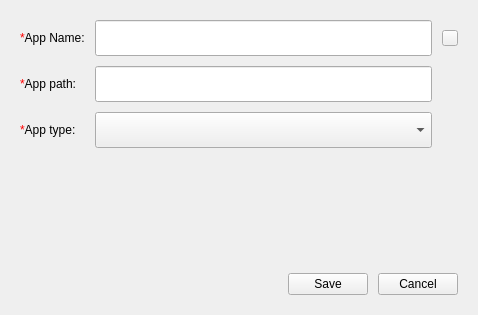
Above: src/pages/container/container-manager/container-app-operate-dialog.ui from openeuler-mirror/ks-scmc-gui before the change. Below: the same form after it.
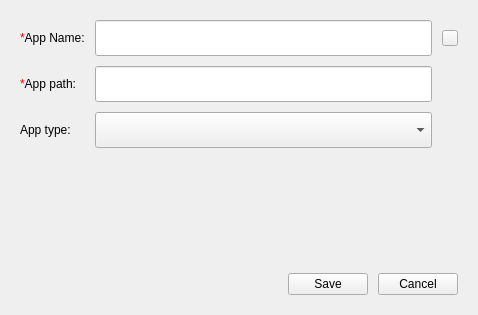
That is the form after the change. Custom widgets are drawn as their Qt base class.

Commit message: fix（pages）：modify code changes - 统一输入框必填标识

Diff of the .ui file:
```diff
--- a/src/pages/container/container-manager/container-app-operate-dialog.ui
+++ b/src/pages/container/container-manager/container-app-operate-dialog.ui
@@ -153,7 +153,7 @@
      <item row="2" column="0">
       <widget class="QLabel" name="label_2">
        <property name="text">
-        <string> &lt;font color=red&gt;*&lt;/font&gt;App type:</string>
+        <string>App type:</string>
        </property>
       </widget>
      </item>
```
